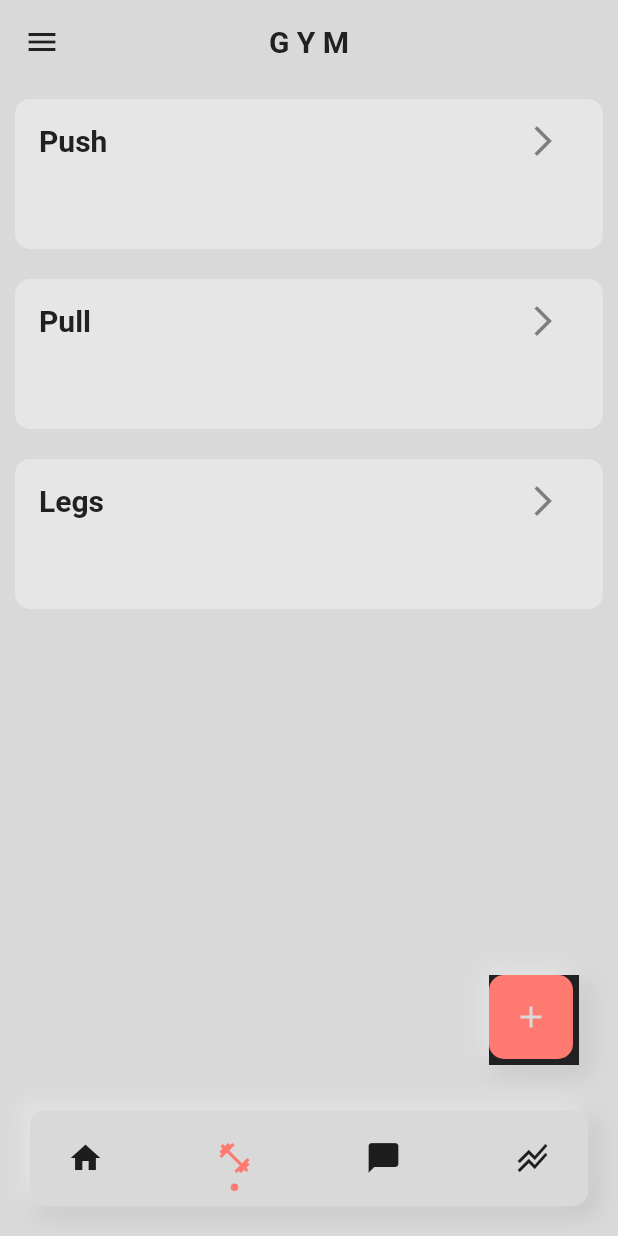
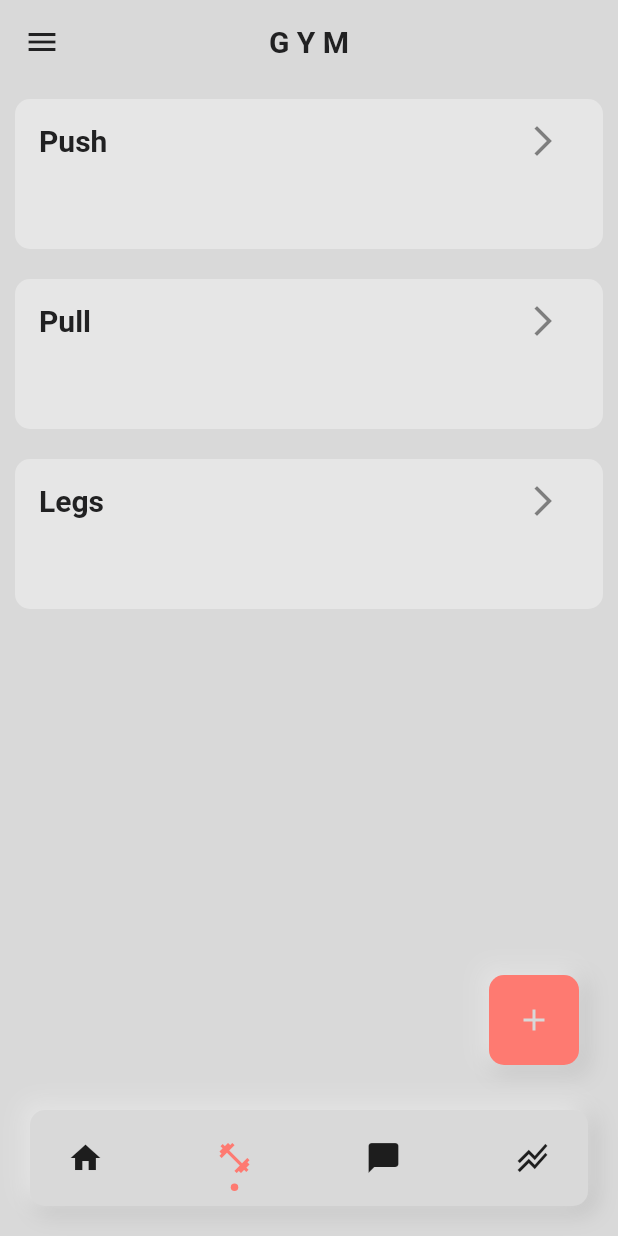
Before and after one commit to AnthonyBeerus/project_kaizen, a Flutter app: the screen it shows after launch, item 2 of the bottom bar chosen, on a phone screen of 412 x 824 dp. Run offline on Flutter 3.47's test engine with Material 2 defaults, Android fonts, the phone set to English and light mode, and no system bars; drawn by our look-alikes of dot_navigation_bar, flutter_slidable, flutter_speed_dial.

Commit message:
Removed Unnessary wrapped widgets

```diff
--- a/lib/Presentation Layer/pages/workout_screen.dart
+++ b/lib/Presentation Layer/pages/workout_screen.dart
@@ -250,17 +250,7 @@ class _WorkoutScreenState extends State<WorkoutScreen> {
                 ),
               ],
             ),
-            child: GestureDetector(
-              onTap: _expandBox,
-              child: AnimatedContainer(
-                alignment: Alignment(boxX, boxY),
-                color: Theme.of(context).colorScheme.tertiary,
-                height: boxHeight,
-                width: boxWidth,
-                duration: const Duration(milliseconds: 200),
-                child: Stack(
-                  children: [
-                    SpeedDial(
+            child: SpeedDial(
               shape: RoundedRectangleBorder(
                 borderRadius: BorderRadius.circular(10),
               ),
@@ -274,18 +264,7 @@ class _WorkoutScreenState extends State<WorkoutScreen> {
               animatedIconTheme: IconThemeData(
                   color: Theme.of(context).colorScheme.background
               ),
-                      onOpen: () {
-                        AnimatedContainer(
-                          duration: const Duration(milliseconds: 200),
-                          alignment: Alignment(boxX, boxY),
-                          color: Theme.of(context).colorScheme.tertiary,
-                          height: boxHeight,
-                          width: boxWidth,
-                          child: SpeedDial(
 
-                          ),
-                        );
-                      },
               children: [
                 SpeedDialChild(
                     child: const Icon(Icons.add_chart_outlined),
@@ -319,10 +298,6 @@ class _WorkoutScreenState extends State<WorkoutScreen> {
                     onTap: startEmptyWorkout),
               ],
             ),
-                  ],
-                ),
-              ),
-            ),
           ),
         ),
       ),
```
Lines whose indentation alone changed are shown as unchanged.
